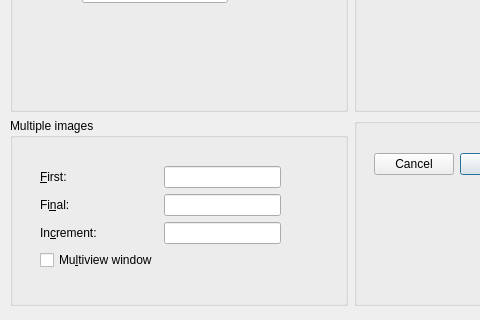
Qt form cpp/ui/creation_dialog.ui (magister-ludi/eigenbroetler) before a commit; both pictures show x 0 to 480 and y 135 to 455 of the 702 by 455 pixel window.
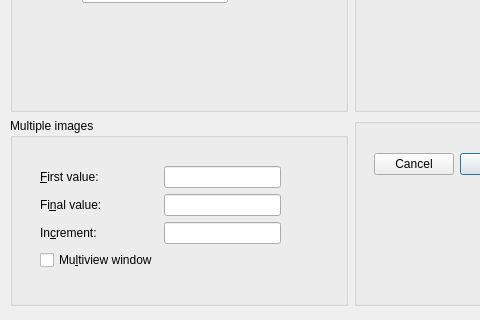
The same form after that commit.

```diff
--- a/cpp/ui/creation_dialog.ui
+++ b/cpp/ui/creation_dialog.ui
@@ -194,7 +194,7 @@
             <item row="0" column="0">
              <widget class="QLabel" name="firstNLabel">
               <property name="text">
-               <string>&amp;First:</string>
+               <string>&amp;First value:</string>
               </property>
               <property name="buddy">
                <cstring>firstNLineEdit</cstring>
@@ -218,7 +218,7 @@
             <item row="1" column="0">
              <widget class="QLabel" name="finalNLabel">
               <property name="text">
-               <string>Fi&amp;nal:</string>
+               <string>Fi&amp;nal value:</string>
               </property>
               <property name="buddy">
                <cstring>finalNLineEdit</cstring>
```
Left out of the diff: 44 changed lines with no effect on the pictures.
